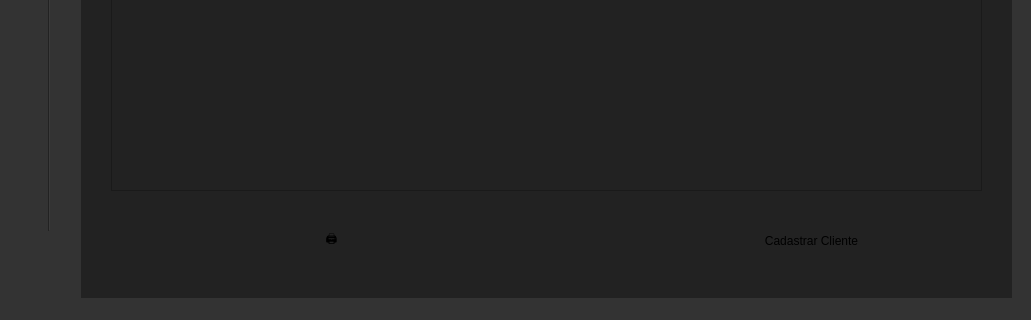
Above: ui/servicos_prototipo.ui from Patricio-python/software-de-vendas before the change; both pictures show x 249 to 1280 and y 400 to 720 of the 1280 by 720 pixel window. Below: the same form after it.
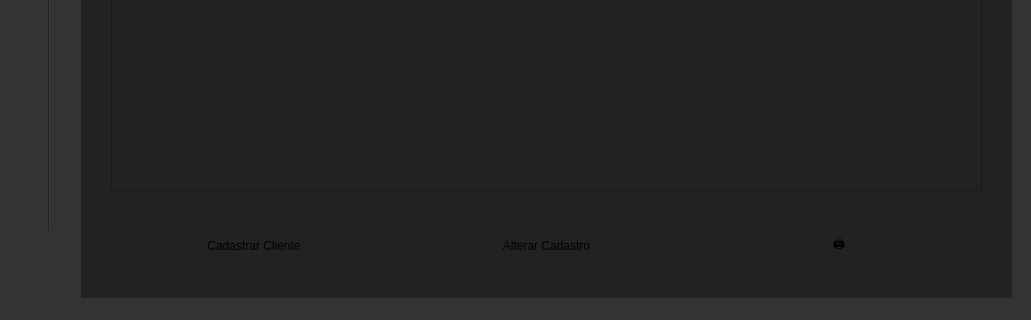
That is the form after the change. The open tabs and pages were chosen to show the change.

Commit message:
Ajustes finais
Ajustes finais e refinamentos.

The edit to the form file:
```diff
--- a/ui/servicos_prototipo.ui
+++ b/ui/servicos_prototipo.ui
@@ -663,44 +663,6 @@
        </property>
       </column>
      </widget>
-     <widget class="QPushButton" name="pushButton_9">
-      <property name="geometry">
-       <rect>
-        <x>160</x>
-        <y>510</y>
-        <width>181</width>
-        <height>61</height>
-       </rect>
-      </property>
-      <property name="styleSheet">
-       <string notr="true">background-color:&quot;Goldenrod&quot;;
-font: 30pt &quot;Arial&quot;;
-height: 75px;
-border-radius: 10px;</string>
-      </property>
-      <property name="text">
-       <string>🖨️</string>
-      </property>
-     </widget>
-     <widget class="QPushButton" name="pushButton_10">
-      <property name="geometry">
-       <rect>
-        <x>640</x>
-        <y>510</y>
-        <width>181</width>
-        <height>61</height>
-       </rect>
-      </property>
-      <property name="styleSheet">
-       <string notr="true">background-color:&quot;Goldenrod&quot;;
-font: 15pt &quot;Arial&quot;;
-height: 75px;
-border-radius: 10px;</string>
-      </property>
-      <property name="text">
-       <string>Cadastrar Cliente</string>
-      </property>
-     </widget>
      <widget class="QLabel" name="label_4">
       <property name="geometry">
        <rect>
@@ -723,6 +685,58 @@
        <set>Qt::AlignCenter</set>
       </property>
      </widget>
+     <widget class="QWidget" name="horizontalLayoutWidget_2">
+      <property name="geometry">
+       <rect>
+        <x>30</x>
+        <y>500</y>
+        <width>871</width>
+        <height>91</height>
+       </rect>
+      </property>
+      <layout class="QHBoxLayout" name="horizontalLayout_2">
+       <item>
+        <widget class="QPushButton" name="pushButton_10">
+         <property name="styleSheet">
+          <string notr="true">background-color:&quot;Goldenrod&quot;;
+font: 15pt &quot;Arial&quot;;
+height: 75px;
+border-radius: 10px;</string>
+         </property>
+         <property name="text">
+          <string>Cadastrar Cliente</string>
+         </property>
+        </widget>
+       </item>
+       <item>
+        <widget class="QPushButton" name="pushButton_19">
+         <property name="styleSheet">
+          <string notr="true">background-color:&quot;Goldenrod&quot;;
+font: 15pt &quot;Arial&quot;;
+height: 75px;
+border-radius: 10px;
+</string>
+         </property>
+         <property name="text">
+          <string>Alterar Cadastro</string>
+         </property>
+        </widget>
+       </item>
+       <item>
+        <widget class="QPushButton" name="pushButton_9">
+         <property name="styleSheet">
+          <string notr="true">background-color:&quot;Goldenrod&quot;;
+font: 30pt &quot;Arial&quot;;
+height: 75px;
+border-radius: 10px;</string>
+         </property>
+         <property name="text">
+          <string>🖨️</string>
+         </property>
+        </widget>
+       </item>
+      </layout>
+     </widget>
     </widget>
     <widget class="QWidget" name="page_5">
      <widget class="QLabel" name="label_12">
```
Left out of the diff: 133 changed lines with no effect on the pictures.
